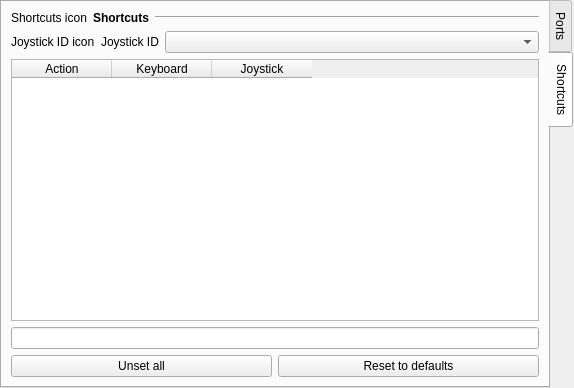
punesemu/puNES, file src/gui/designer/wdgSettingsInput.ui: the form before one commit.
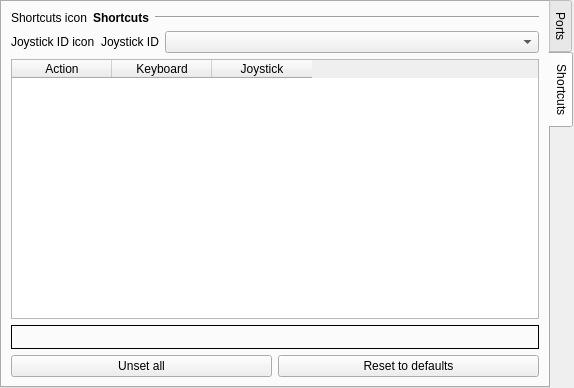
The form after the commit. The open tabs and pages were chosen to show the change. Icons and pictures are not drawn.

Commit message: Controller recognition also implemented in the shortcuts configuration.

Patch:
```diff
--- a/src/gui/designer/wdgSettingsInput.ui
+++ b/src/gui/designer/wdgSettingsInput.ui
@@ -530,15 +530,39 @@
           </layout>
          </item>
          <item row="3" column="0" colspan="2">
-          <widget class="QLineEdit" name="lineEdit_Input_info">
-           <property name="focusPolicy">
-            <enum>Qt::NoFocus</enum>
+          <widget class="QLabel" name="label_Input_info">
+           <property name="sizePolicy">
+            <sizepolicy hsizetype="Preferred" vsizetype="Fixed">
+             <horstretch>0</horstretch>
+             <verstretch>0</verstretch>
+            </sizepolicy>
            </property>
-           <property name="acceptDrops">
-            <bool>false</bool>
+           <property name="minimumSize">
+            <size>
+             <width>0</width>
+             <height>24</height>
+            </size>
            </property>
-           <property name="readOnly">
-            <bool>true</bool>
+           <property name="maximumSize">
+            <size>
+             <width>16777215</width>
+             <height>24</height>
+            </size>
+           </property>
+           <property name="frameShape">
+            <enum>QFrame::Box</enum>
+           </property>
+           <property name="text">
+            <string notr="true"/>
+           </property>
+           <property name="textFormat">
+            <enum>Qt::RichText</enum>
+           </property>
+           <property name="alignment">
+            <set>Qt::AlignLeading|Qt::AlignLeft|Qt::AlignTop</set>
+           </property>
+           <property name="textInteractionFlags">
+            <set>Qt::NoTextInteraction</set>
            </property>
           </widget>
          </item>
```
Left out of the diff: 108 changed lines with no effect on the pictures. The commit also changes 2 other files.
